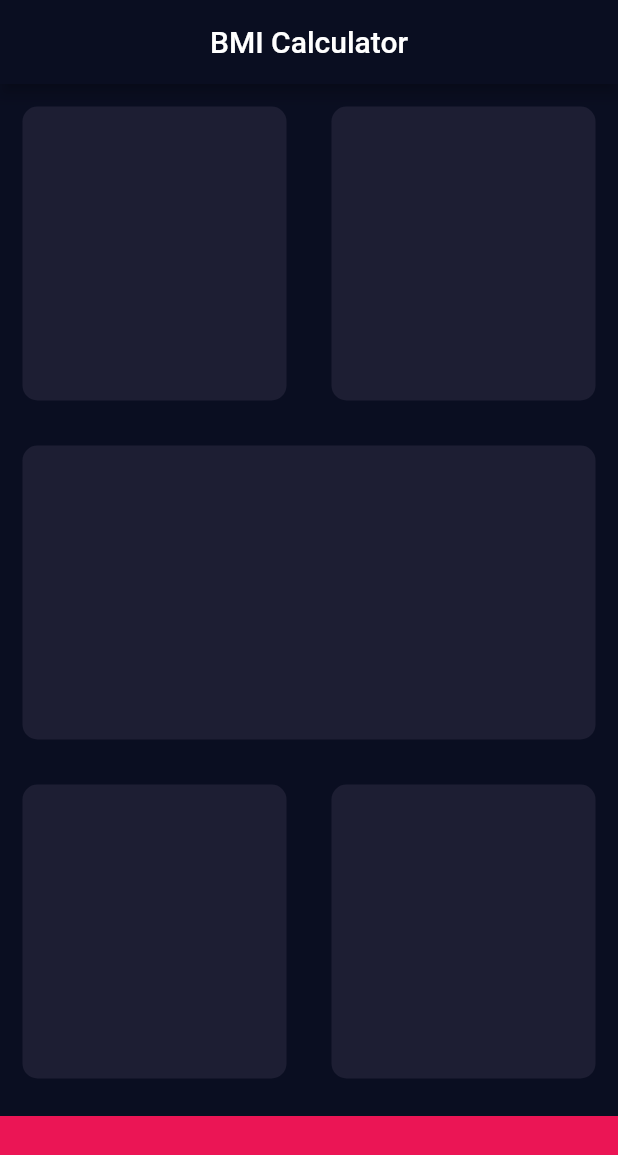
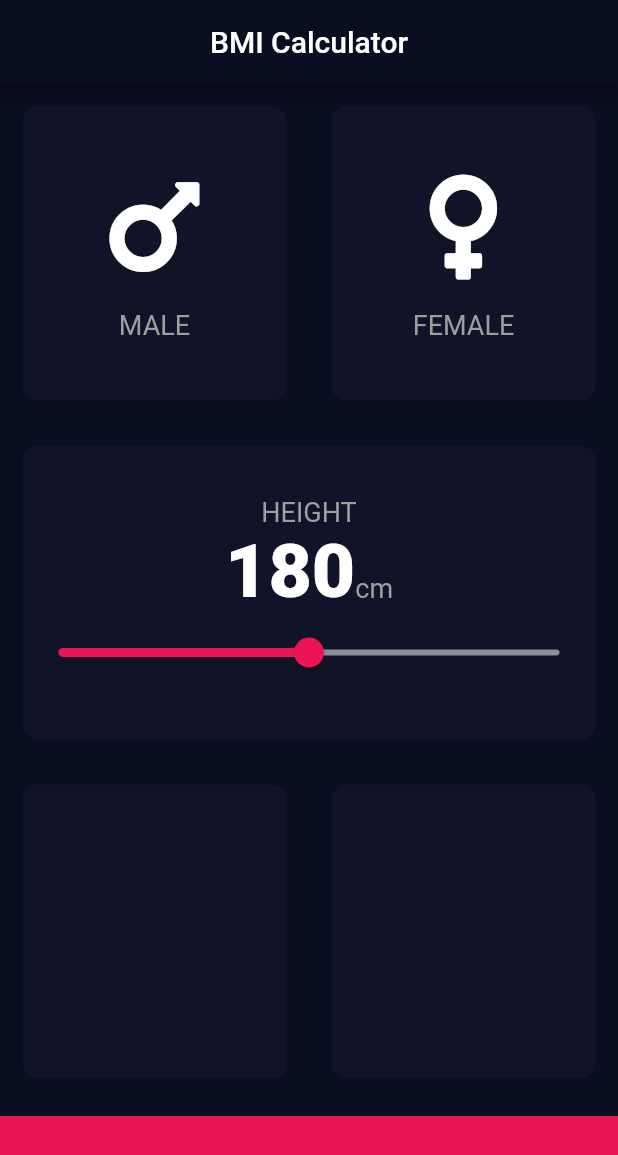
Before and after one commit to riyaz-yvj/Flutter-BMI-Calculator, a Flutter app: the screen it shows after launch, on a phone screen of 412 x 824 dp. Shown: the top 1155 px of the screen. Run offline on Flutter 3.47's test engine with Material 2 defaults, Android fonts, the phone set to English and light mode, and no system bars; our stand-ins replace font_awesome_flutter.

Commit message:
second commit

```diff
--- /dev/null
+++ b/lib/constants.dart
@@ -0,0 +1,8 @@
+import 'package:flutter/material.dart';
+
+const kBottomContainerHeight = 80.0;
+const kBottomContainerColour = Color(0xFFEB1555);
+const kActiveCardColour = Color(0xFF1D1E33);
+const kInactiveCardColour = Color(0xFF111328);
+const kLabelTextStyle = TextStyle(fontSize: 18.0, color: Colors.grey);
+const kNumberTextStyle = TextStyle(fontSize: 50, fontWeight: FontWeight.w900);
--- /dev/null
+++ b/lib/icon_content.dart
@@ -0,0 +1,27 @@
+import 'package:flutter/material.dart';
+import 'constants.dart';
+
+
+
+class IconContent extends StatelessWidget {
+
+  IconContent({this.icon, this.label});
+
+  final IconData icon;
+  final String label;
+
+  @override
+  Widget build(BuildContext context) {
+    return Column(
+      mainAxisAlignment: MainAxisAlignment.center,
+      children: [
+        Icon(
+          icon,
+          size: 80.0,
+        ),
+        SizedBox(height: 15.0),
+        Text(label, style: kLabelTextStyle,),
+      ],
+    );
+  }
+}
--- a/lib/input_page.dart
+++ b/lib/input_page.dart
@@ -1,8 +1,14 @@
 import 'package:flutter/material.dart';
+import 'package:font_awesome_flutter/font_awesome_flutter.dart';
+import 'icon_content.dart';
+import 'reusable_card.dart';
+import 'constants.dart';
 
-const bottomContainerHeight = 80.0;
-const bottomContainerColour = Color(0xFFEB1555);
-const activeCardColour = Color(0xFF1D1E33);
+
+enum Gender{
+  male,
+  female
+}
 
 class InputPage extends StatefulWidget {
   const InputPage({Key key}) : super(key: key);
@@ -12,6 +18,10 @@ class InputPage extends StatefulWidget {
 }
 
 class _InputPageState extends State<InputPage> {
+
+  Gender selectedGender;
+  int height = 180;
+
   @override
   Widget build(BuildContext context) {
     return Scaffold(
@@ -19,48 +29,86 @@ class _InputPageState extends State<InputPage> {
         title: Center(child: Text('BMI Calculator')),
       ),
       body: Column(
+        crossAxisAlignment: CrossAxisAlignment.stretch,
         children: [
           Expanded(child: Row(
             children: [
-              ReusableCard(colour: activeCardColour),
-              ReusableCard(colour: activeCardColour),
+              Expanded(
+                child: ReusableCard(
+                  onPress: (){
+                    setState(() {
+                      selectedGender = Gender.male;
+                    });
+                  },
+                  colour: selectedGender == Gender.male ? kActiveCardColour : kInactiveCardColour,
+                  cardChild: IconContent(
+                    icon: FontAwesomeIcons.mars,
+                    label: 'MALE',
+                  ),
+                ),
+              ),
+              Expanded(
+                child: ReusableCard(
+                  onPress: (){
+                    setState(() {
+                      selectedGender = Gender.female;
+                    });
+                  },
+                  colour: selectedGender == Gender.female ? kActiveCardColour : kInactiveCardColour,
+                  cardChild: IconContent(
+                    icon: FontAwesomeIcons.venus,
+                    label: 'FEMALE',
+                  ),
+                ),
+              ),
             ],
           )),
-          ReusableCard(colour: activeCardColour),
+          Expanded(
+            child: ReusableCard(
+              colour: kInactiveCardColour,
+              cardChild: Column(
+                mainAxisAlignment: MainAxisAlignment.center,
+                children: [
+                  Text('HEIGHT', style: kLabelTextStyle,),
+                  Row(
+                    mainAxisAlignment: MainAxisAlignment.center,
+                    crossAxisAlignment: CrossAxisAlignment.baseline,
+                    textBaseline: TextBaseline.alphabetic,
+                    children: [
+                      Text(height.toString(), style: kNumberTextStyle,),
+                      Text('cm', style: kLabelTextStyle),
+                    ],
+                  ),
+                  Slider(
+                    value: height.toDouble(),
+                    min: 120.0,
+                    max: 240.0,
+                    activeColor: Color(0xFFEB1555),
+                    inactiveColor: Color(0xFF8D8E98),
+                    onChanged: (double newValue){
+                      setState(() {
+                        height = newValue.round();
+                      });
+                    },
+                  ),
+                ],
+              ),
+            ),
+          ),
           Expanded(child: Row(
             children: [
-              ReusableCard(colour: activeCardColour),
-              ReusableCard(colour: activeCardColour),
+              Expanded(child: ReusableCard(colour: kInactiveCardColour)),
+              Expanded(child: ReusableCard(colour: kInactiveCardColour)),
             ],
           )),
           Container(
             margin: EdgeInsets.only(top: 10.0),
-            color: bottomContainerColour,
+            color: kBottomContainerColour,
             width: double.infinity,
-            height: bottomContainerHeight,
+            height: kBottomContainerHeight,
           ),
         ],
       ),
     );
   }
 }
-
-class ReusableCard extends StatelessWidget {
-
-  ReusableCard({@required this.colour});
-
-  final Color colour;
-
-  @override
-  Widget build(BuildContext context) {
-    return Expanded(
-      child: Container(
-        margin: EdgeInsets.all(15.0),
-        decoration: BoxDecoration(
-          color: colour,
-          borderRadius: BorderRadius.circular(10.0),
-        ),
-      ),
-    );
-  }
-}
--- /dev/null
+++ b/lib/reusable_card.dart
@@ -0,0 +1,25 @@
+import 'package:flutter/material.dart';
+
+class ReusableCard extends StatelessWidget {
+
+  ReusableCard({@required this.colour, this.cardChild, this.onPress});
+
+  final Color colour;
+  final Widget cardChild;
+  final Function onPress;
+
+  @override
+  Widget build(BuildContext context) {
+    return GestureDetector(
+      onTap: onPress,
+      child: Container(
+        child: cardChild,
+        margin: EdgeInsets.all(15.0),
+        decoration: BoxDecoration(
+          color: colour,
+          borderRadius: BorderRadius.circular(10.0),
+        ),
+      ),
+    );
+  }
+}
--- a/pubspec.yaml
+++ b/pubspec.yaml
@@ -28,6 +28,7 @@ dependencies:
   # The following adds the Cupertino Icons font to your application.
   # Use with the CupertinoIcons class for iOS style icons.
   cupertino_icons: ^1.0.2
+  font_awesome_flutter:
 
 dev_dependencies:
   flutter_test:
```
Also changed, not shown: pubspec.lock.
